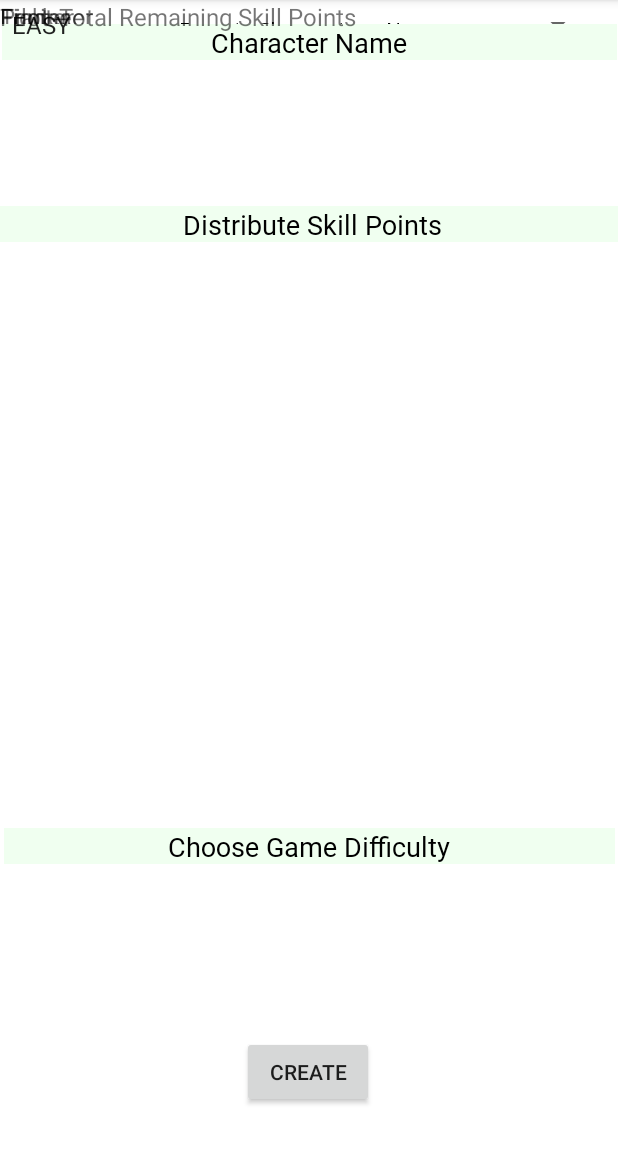
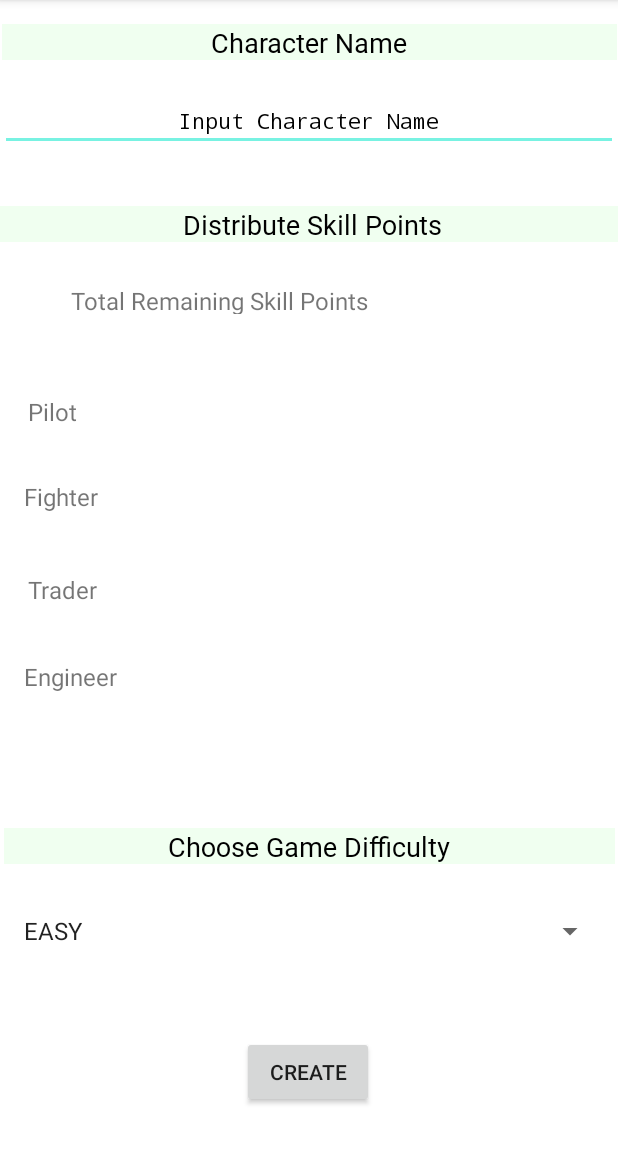
Before and after one commit to sairapoonnen/CS2340SpaceTraderProject, an Android app: the ConfigurationActivity screen opened directly, with no data from a screen before it, on a phone screen of 412 x 824 dp, the part 84-1236 px from its top. Run offline under Robolectric (Android 15) with nearby library versions, the phone set to English and light mode, and no system bars; Roboto replaces fonts that are not available here.

Commit message:
Edited xml files

```diff
--- a/app/src/main/res/layout/activity_configuration.xml
+++ b/app/src/main/res/layout/activity_configuration.xml
@@ -15,52 +15,86 @@
         android:id="@+id/traderSkill"
         android:layout_width="wrap_content"
         android:layout_height="wrap_content"
+        android:layout_marginStart="8dp"
+        android:layout_marginLeft="8dp"
+        android:layout_marginTop="8dp"
+        android:layout_marginEnd="8dp"
+        android:layout_marginRight="8dp"
+        android:layout_marginBottom="8dp"
         android:gravity="center"
         android:text="Trader"
         android:textSize="16sp"
         app:fontFamily="@font/alegreya_sans_sc"
-        tools:ignore="MissingConstraints"
-        tools:layout_editor_absoluteX="16dp"
-        tools:layout_editor_absoluteY="365dp" />
+        app:layout_constraintBottom_toBottomOf="parent"
+        app:layout_constraintEnd_toEndOf="parent"
+        app:layout_constraintHorizontal_bias="0.031"
+        app:layout_constraintStart_toStartOf="parent"
+        app:layout_constraintTop_toTopOf="parent"
+        app:layout_constraintVertical_bias="0.512"
+        tools:ignore="MissingConstraints" />
 
     <TextView
         android:id="@+id/engineerSkill"
         android:layout_width="wrap_content"
-        android:layout_height="wrap_content"
+        android:layout_height="29dp"
+        android:layout_marginStart="8dp"
+        android:layout_marginLeft="8dp"
+        android:layout_marginTop="8dp"
+        android:layout_marginEnd="8dp"
+        android:layout_marginRight="8dp"
+        android:layout_marginBottom="8dp"
         android:gravity="center"
         android:text="Engineer"
         android:textSize="16sp"
         app:fontFamily="@font/alegreya_sans_sc"
-        tools:ignore="MissingConstraints"
-        tools:layout_editor_absoluteX="16dp"
-        tools:layout_editor_absoluteY="423dp" />
+        app:layout_constraintBottom_toBottomOf="parent"
+        app:layout_constraintEnd_toEndOf="parent"
+        app:layout_constraintHorizontal_bias="0.023"
+        app:layout_constraintStart_toStartOf="parent"
+        app:layout_constraintTop_toTopOf="parent"
+        app:layout_constraintVertical_bias="0.593"
+        tools:ignore="MissingConstraints" />
 
     <TextView
         android:id="@+id/fighterSkill"
         android:layout_width="wrap_content"
         android:layout_height="wrap_content"
+        android:layout_marginStart="8dp"
+        android:layout_marginLeft="8dp"
+        android:layout_marginTop="8dp"
+        android:layout_marginEnd="8dp"
+        android:layout_marginRight="8dp"
+        android:layout_marginBottom="8dp"
         android:gravity="center"
         android:text="Fighter"
         android:textSize="16sp"
         app:fontFamily="@font/alegreya_sans_sc"
-        tools:ignore="MissingConstraints"
-        tools:layout_editor_absoluteX="16dp"
-        tools:layout_editor_absoluteY="308dp" />
+        app:layout_constraintBottom_toBottomOf="parent"
+        app:layout_constraintEnd_toEndOf="parent"
+        app:layout_constraintHorizontal_bias="0.023"
+        app:layout_constraintStart_toStartOf="parent"
+        app:layout_constraintTop_toTopOf="parent"
+        app:layout_constraintVertical_bias="0.427"
+        tools:ignore="MissingConstraints" />
 
     <EditText
         android:id="@+id/player_name"
         android:layout_width="match_parent"
         android:layout_height="wrap_content"
         android:layout_below="@id/name_header"
+        android:layout_marginTop="8dp"
+        android:layout_marginBottom="8dp"
         android:gravity="center"
         android:singleLine="true"
         android:text="Input Character Name"
         android:textColor="@android:color/black"
         android:textSize="14sp"
         android:typeface="monospace"
+        app:layout_constraintBottom_toBottomOf="parent"
+        app:layout_constraintTop_toTopOf="parent"
+        app:layout_constraintVertical_bias="0.074"
         tools:ignore="MissingConstraints"
-        tools:layout_editor_absoluteX="0dp"
-        tools:layout_editor_absoluteY="47dp" />
+        tools:layout_editor_absoluteX="0dp" />
 
     <TextView
         android:id="@+id/name_header"
@@ -91,8 +125,18 @@
         android:id="@+id/difficultySpinner"
         android:layout_width="396dp"
         android:layout_height="33dp"
-        tools:layout_editor_absoluteX="7dp"
-        tools:layout_editor_absoluteY="564dp"
+        android:layout_marginStart="8dp"
+        android:layout_marginLeft="8dp"
+        android:layout_marginTop="8dp"
+        android:layout_marginEnd="8dp"
+        android:layout_marginRight="8dp"
+        android:layout_marginBottom="8dp"
+        app:layout_constraintBottom_toBottomOf="parent"
+        app:layout_constraintEnd_toEndOf="parent"
+        app:layout_constraintHorizontal_bias="0.0"
+        app:layout_constraintStart_toStartOf="parent"
+        app:layout_constraintTop_toTopOf="parent"
+        app:layout_constraintVertical_bias="0.829"
         tools:ignore="MissingConstraints" />
 
     <TextView
@@ -143,13 +187,23 @@
         android:id="@+id/pilotSkill"
         android:layout_width="wrap_content"
         android:layout_height="wrap_content"
+        android:layout_marginStart="8dp"
+        android:layout_marginLeft="8dp"
+        android:layout_marginTop="8dp"
+        android:layout_marginEnd="8dp"
+        android:layout_marginRight="8dp"
+        android:layout_marginBottom="8dp"
         android:gravity="center"
         android:text="Pilot"
         android:textSize="16sp"
         app:fontFamily="@font/alegreya_sans_sc"
-        tools:ignore="MissingConstraints"
-        tools:layout_editor_absoluteX="16dp"
-        tools:layout_editor_absoluteY="249dp" />
+        app:layout_constraintBottom_toBottomOf="parent"
+        app:layout_constraintEnd_toEndOf="parent"
+        app:layout_constraintHorizontal_bias="0.03"
+        app:layout_constraintStart_toStartOf="parent"
+        app:layout_constraintTop_toTopOf="parent"
+        app:layout_constraintVertical_bias="0.35"
+        tools:ignore="MissingConstraints" />
 
     <TextView
         android:id="@+id/skill_header"
@@ -172,12 +226,22 @@
     <TextView
         android:id="@+id/totalSkill"
         android:layout_width="276dp"
-        android:layout_height="21dp"
+        android:layout_height="20dp"
+        android:layout_marginStart="8dp"
+        android:layout_marginLeft="8dp"
+        android:layout_marginTop="8dp"
+        android:layout_marginEnd="8dp"
+        android:layout_marginRight="8dp"
+        android:layout_marginBottom="8dp"
         android:gravity="center"
         android:text="Total Remaining Skill Points"
         android:textSize="16sp"
         app:fontFamily="@font/alegreya_sans_sc_medium"
-        tools:layout_editor_absoluteX="16dp"
-        tools:layout_editor_absoluteY="179dp" />
+        app:layout_constraintBottom_toBottomOf="parent"
+        app:layout_constraintEnd_toEndOf="parent"
+        app:layout_constraintHorizontal_bias="0.0"
+        app:layout_constraintStart_toStartOf="parent"
+        app:layout_constraintTop_toTopOf="parent"
+        app:layout_constraintVertical_bias="0.248" />
 
 </android.support.constraint.ConstraintLayout>
```
